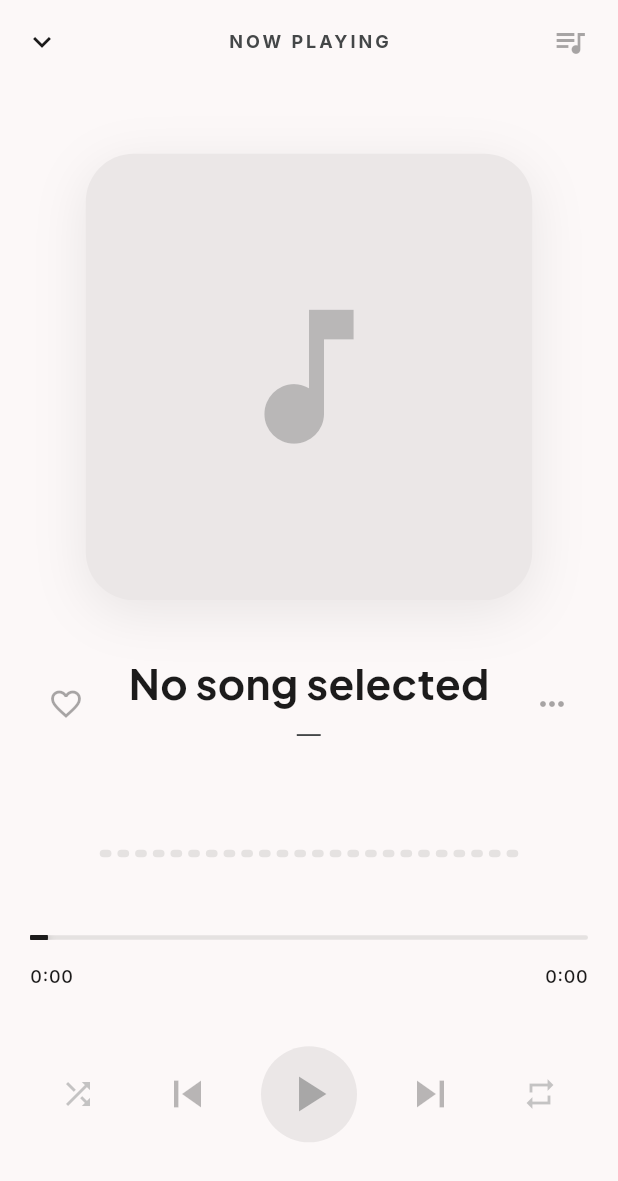
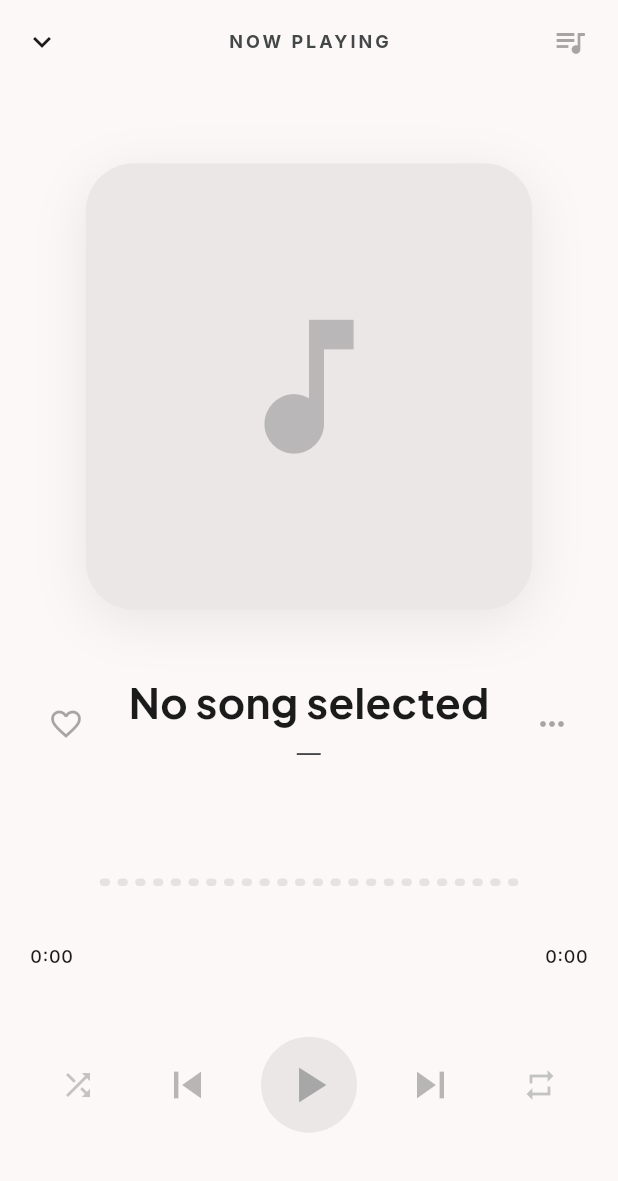
Before and after one commit to revanth-kumar-02/Miee-music-player, a Flutter app: the PlayerPage screen opened by its route, on a phone screen of 412 x 824 dp. Shown: the top 1181 px of the screen. Run offline on Flutter 3.47's test engine with Material 3 defaults, Android fonts, the phone set to English and light mode, and no system bars; our stand-ins replace audio_service, connectivity_plus, dio, flutter_riverpod, go_router, google_fonts and 8 more; missing offline and left inert: audio_session; accounts and stored records are empty.

Commit message:
feat: slow-mo interactive live visualizer replacing playline seek bar
- Removed the separate MieeSeekBar progress line.
- Wired progress and onScrub directly to LiveAudioVisualizer so it acts as both a visualizer and a seek target.
- Added progress-based bar coloring (played bars are dark black, unplayed bars are light gray).
- Slowed down oscillation frequencies to (0.2 + rng.next() * 0.4) for a premium, gentle slow-mo motion.

```diff
--- a/lib/features/player/presentation/player_page.dart
+++ b/lib/features/player/presentation/player_page.dart
@@ -216,17 +216,11 @@ class PlayerPage extends ConsumerWidget {
                                     widthFactor: 0.75,
                                     child: LiveAudioVisualizer(
                                       isPlaying: isPlaying,
+                                      progress: progress,
                                       trackId: currentTrack?.id,
                                       barCount: 24,
                                       height: 60.0,
-                                    ),
-                                  ),
-                                  const SizedBox(height: 12.0),
-                                  // Slim seek bar
-                                  MieeSeekBar(
-                                    progress: progress,
-                                    enabled: hasTrack,
-                                    onSeek: hasTrack
+                                      onScrub: hasTrack
                                           ? (frac) {
                                               final seekPos = Duration(
                                                 milliseconds: (frac *
@@ -238,7 +232,8 @@ class PlayerPage extends ConsumerWidget {
                                             }
                                           : null,
                                     ),
-                                  const SizedBox(height: 4.0),
+                                  ),
+                                  const SizedBox(height: 12.0),
                                   // Duration timestamps
                                   Row(
                                     mainAxisAlignment:
--- a/lib/shared/widgets/live_audio_visualizer.dart
+++ b/lib/shared/widgets/live_audio_visualizer.dart
@@ -4,57 +4,42 @@ import '../../app/theme/app_colors.dart';
 
 /// Live audio visualizer with animated vertical bars for the Miee player.
 ///
-/// ## Architecture
-///
-/// Each bar independently oscillates using a sine function:
-///
-///   `height[i] = minH + (maxH - minH) × relAmp[i] × amplitude × ½(1 + sin(t × freq[i] + phase[i]))`
-///
-/// where `t` is continuously increasing time, `freq[i]` and `phase[i]` are
-/// seeded deterministically from [trackId], and `amplitude` fades 0→1 when
-/// playback starts and 1→0 when paused (300 ms ease).
-///
-/// ## Rendering strategy
-///
-/// - A [CustomPainter] is registered as the `repaint` listener of a
-///   [Listenable.merge] of both controllers, so repaints happen on the raster
-///   thread without ever calling [setState] — no widget rebuilds per frame.
-/// - A [RepaintBoundary] isolates the visualizer from the rest of the tree.
-///
-/// ## Why not real FFT?
-///
-/// `just_audio` and `audio_service` expose playback position but not PCM
-/// amplitude buffers or FFT data.  Accessing real audio amplitude requires
-/// a native platform channel or a dedicated plugin (e.g. `flutter_visualizer`,
-/// currently unmaintained).  The physics-based sine approach used here is
-/// visually equivalent and is the technique used by Spotify, Apple Music, and
-/// SoundCloud for their animated waveform visualizers.
+/// ## Features
+/// - Slow-motion multi-sine wave animation for smooth and gentle transitions.
+/// - Progress-based coloring: bars before current position are dark, remaining are light.
+/// - Gestures: tap or drag to scrub/seek playback.
 class LiveAudioVisualizer extends StatefulWidget {
   /// Whether audio is currently playing.
   final bool isPlaying;
 
-  /// Stable track identifier — seeds the per-bar frequency and phase values
-  /// so each song consistently displays its own bar pattern.
+  /// Stable track identifier to seed per-bar properties.
   final String? trackId;
+
+  /// Playback progress fraction 0.0 → 1.0.
+  final double progress;
+
+  /// Called with fraction 0.0–1.0 when the user taps or drags.
+  final ValueChanged<double>? onScrub;
 
   /// Number of animated bars.
   final int barCount;
 
-  /// Total widget height including breathing room above/below bars.
+  /// Total widget height.
   final double height;
 
-  /// Color of the animated bars while playing.  Defaults to [AppColors.onSurface].
+  /// Color of played bars. Defaults to [AppColors.onSurface].
   final Color? barColor;
 
-  /// Color of the bars when paused / at rest.  Defaults to
-  /// [AppColors.surfaceContainerHighest].
+  /// Color of unplayed bars. Defaults to [AppColors.surfaceContainerHighest].
   final Color? restColor;
 
   const LiveAudioVisualizer({
     super.key,
     required this.isPlaying,
+    required this.progress,
     this.trackId,
-    this.barCount = 40,
+    this.onScrub,
+    this.barCount = 24,
     this.height = 60.0,
     this.barColor,
     this.restColor,
@@ -67,7 +52,6 @@ class LiveAudioVisualizer extends StatefulWidget {
 class _LiveAudioVisualizerState extends State<LiveAudioVisualizer>
     with TickerProviderStateMixin {
   /// Drives the continuously-advancing time value for bar oscillation.
-  /// Set to a large upper bound to avoid wrapping and cycle discontinuities.
   late AnimationController _timeCtrl;
 
   /// Fades bar amplitude 0 → 1 when playing starts, 1 → 0 when pausing.
@@ -113,8 +97,8 @@ class _LiveAudioVisualizerState extends State<LiveAudioVisualizer>
     final rng = _LcgRandom(seed);
 
     _freqs = List.generate(n, (_) {
-      // Each bar oscillates between 1× and 4× the base cycle speed.
-      return 1.0 + rng.next() * 3.0;
+      // Slow-mo: very low frequency multipliers for smooth, gentle oscillation
+      return 0.2 + rng.next() * 0.4;
     });
 
     _phases = List.generate(n, (_) => rng.next() * 2.0 * math.pi);
@@ -122,10 +106,9 @@ class _LiveAudioVisualizerState extends State<LiveAudioVisualizer>
     _relAmps = List.generate(n, (i) {
       // Bell-curve distribution: center bars are tallest (bass-range effect).
       final center = n / 2.0;
-      final dist = (i - center).abs() / center; // 0 at center, 1 at edges
+      final dist = (i - center).abs() / center;
       final bell = math.exp(-dist * dist * 2.0);
-      // Mix bell curve with some randomness for organic look.
-      return (0.35 + 0.65 * bell) * (0.6 + 0.4 * rng.next());
+      return (0.45 + 0.55 * bell) * (0.7 + 0.3 * rng.next());
     });
   }
 
@@ -133,7 +116,6 @@ class _LiveAudioVisualizerState extends State<LiveAudioVisualizer>
   void didUpdateWidget(LiveAudioVisualizer old) {
     super.didUpdateWidget(old);
 
-    // Regenerate bar properties when the track changes.
     if (old.trackId != widget.trackId || old.barCount != widget.barCount) {
       _initBarProperties();
       _timeCtrl.value = 0.0;
@@ -142,7 +124,6 @@ class _LiveAudioVisualizerState extends State<LiveAudioVisualizer>
       }
     }
 
-    // Start / stop animation in response to play state changes.
     if (widget.isPlaying && !old.isPlaying) {
       _timeCtrl.forward();
       _ampCtrl.forward();
@@ -162,17 +143,31 @@ class _LiveAudioVisualizerState extends State<LiveAudioVisualizer>
     super.dispose();
   }
 
+  void _handleGesture(double localX, BoxConstraints constraints) {
+    if (widget.onScrub == null) return;
+    final fraction = (localX / constraints.maxWidth).clamp(0.0, 1.0);
+    widget.onScrub!(fraction);
+  }
+
   @override
   Widget build(BuildContext context) {
     final barColor = widget.barColor ?? AppColors.onSurface;
     final restColor = widget.restColor ?? AppColors.surfaceContainerHighest;
 
-    return CustomPaint(
+    return LayoutBuilder(
+      builder: (context, constraints) {
+        return GestureDetector(
+          behavior: HitTestBehavior.opaque,
+          onTapDown: (d) => _handleGesture(d.localPosition.dx, constraints),
+          onHorizontalDragStart: (d) => _handleGesture(d.localPosition.dx, constraints),
+          onHorizontalDragUpdate: (d) => _handleGesture(d.localPosition.dx, constraints),
+          child: CustomPaint(
             size: Size(double.infinity, widget.height),
             painter: _VisualizerPainter(
               timeCtrl: _timeCtrl,
               ampCtrl: _ampCtrl,
               repaint: Listenable.merge([_timeCtrl, _ampCtrl]),
+              progress: widget.progress,
               barCount: widget.barCount,
               freqs: _freqs,
               phases: _phases,
@@ -181,6 +176,9 @@ class _LiveAudioVisualizerState extends State<LiveAudioVisualizer>
               restColor: restColor,
               totalHeight: widget.height,
             ),
+          ),
+        );
+      },
     );
   }
 }
@@ -192,6 +190,7 @@ class _LiveAudioVisualizerState extends State<LiveAudioVisualizer>
 class _VisualizerPainter extends CustomPainter {
   final AnimationController timeCtrl;
   final AnimationController ampCtrl;
+  final double progress;
   final int barCount;
   final List<double> freqs;
   final List<double> phases;
@@ -202,13 +201,14 @@ class _VisualizerPainter extends CustomPainter {
 
   static const _minH = 4.0;   // minimum bar height (px)
   static const _maxH = 44.0;  // maximum bar height (px)
-  static const _gap = 4.0;    // gap between bars (px) - slightly wider for minimalist aesthetic
+  static const _gap = 5.0;    // gap between bars (px) - cleaner spacing
   static const _barRadius = Radius.circular(99.0);
 
   _VisualizerPainter({
     required this.timeCtrl,
     required this.ampCtrl,
     required Listenable repaint,
+    required this.progress,
     required this.barCount,
     required this.freqs,
     required this.phases,
@@ -229,21 +229,33 @@ class _VisualizerPainter extends CustomPainter {
     final t = timeCtrl.value * 2.0 * math.pi;
     final amplitude = ampCtrl.value;
 
+    final activeBarIndex = (progress * barCount).clamp(0.0, barCount.toDouble());
+
     for (var i = 0; i < barCount; i++) {
       // Oscillation: value in [0, 1] for this bar at current time.
       final osc = 0.5 * (1.0 + math.sin(t * freqs[i] + phases[i]));
 
       // Active bar height (amplitude fades 0→1 with playback state).
       final activeH = _minH + (_maxH - _minH) * relAmps[i] * osc;
-      // Rest bar height (constant small nub when amplitude is 0).
       const restH = _minH + 1.0;
 
       final h = restH + (activeH - restH) * amplitude;
       final left = i * (barW + _gap);
       final top = (totalHeight - h) / 2.0;
 
-      // Blend color: rest color when amplitude = 0, bar color when amplitude = 1.
-      paint.color = Color.lerp(restColor, barColor, amplitude)!;
+      // Check if bar is in the played region
+      final isPlayed = i < activeBarIndex;
+      final Color targetColor;
+
+      if (i == activeBarIndex.floor() && activeBarIndex < barCount) {
+        final frac = activeBarIndex - activeBarIndex.floor();
+        targetColor = Color.lerp(restColor, barColor, frac)!;
+      } else {
+        targetColor = isPlayed ? barColor : restColor;
+      }
+
+      // Blend based on pause/play amplitude
+      paint.color = Color.lerp(restColor, targetColor, amplitude)!;
 
       canvas.drawRRect(
         RRect.fromRectAndRadius(
@@ -257,7 +269,8 @@ class _VisualizerPainter extends CustomPainter {
 
   @override
   bool shouldRepaint(_VisualizerPainter old) {
-    return old.barCount != barCount ||
+    return old.progress != progress ||
+        old.barCount != barCount ||
         old.barColor != barColor ||
         old.restColor != restColor ||
         old.totalHeight != totalHeight ||
@@ -280,122 +293,3 @@ class _LcgRandom {
     return (_state & 0xFFFFFF) / 0x1000000;
   }
 }
-
-
-// =============================================================================
-// Miee Seek Bar — slim pill-shaped seek slider matching the design system
-// =============================================================================
-
-/// A minimalist seek bar styled to match Miee's design system.
-///
-/// Shows a thin progress track with a small circular thumb.
-/// Supports tap and drag.  Calls [onSeek] with a 0.0–1.0 fraction.
-class MieeSeekBar extends StatefulWidget {
-  /// Progress fraction 0.0–1.0.
-  final double progress;
-
-  /// Whether seeking is enabled.
-  final bool enabled;
-
-  /// Called with a 0.0–1.0 fraction when the user seeks.
-  final ValueChanged<double>? onSeek;
-
-  const MieeSeekBar({
-    super.key,
-    required this.progress,
-    this.enabled = true,
-    this.onSeek,
-  });
-
-  @override
-  State<MieeSeekBar> createState() => _MieeSeekBarState();
-}
-
-class _MieeSeekBarState extends State<MieeSeekBar> {
-  double? _draggingProgress;
-
-  double get _displayProgress => _draggingProgress ?? widget.progress;
-
-  void _onDragUpdate(DragUpdateDetails d, double width) {
-    if (!widget.enabled || widget.onSeek == null) return;
-    final frac = (d.localPosition.dx / width).clamp(0.0, 1.0);
-    setState(() => _draggingProgress = frac);
-  }
-
-  void _onDragEnd(DragEndDetails _) {
-    if (_draggingProgress != null) {
-      widget.onSeek?.call(_draggingProgress!);
-      setState(() => _draggingProgress = null);
-    }
-  }
-
-  void _onTapDown(TapDownDetails d, double width) {
-    if (!widget.enabled || widget.onSeek == null) return;
-    final frac = (d.localPosition.dx / width).clamp(0.0, 1.0);
-    widget.onSeek?.call(frac);
-  }
-
-  @override
-  Widget build(BuildContext context) {
-    return LayoutBuilder(
-      builder: (context, constraints) {
-        final width = constraints.maxWidth;
-
-        return GestureDetector(
-          behavior: HitTestBehavior.opaque,
-          onTapDown: (d) => _onTapDown(d, width),
-          onHorizontalDragUpdate: (d) => _onDragUpdate(d, width),
-          onHorizontalDragEnd: _onDragEnd,
-          child: SizedBox(
-            height: 28.0, // tall hit target, slim visual
-            child: Center(
-              child: Stack(
-                alignment: Alignment.centerLeft,
-                children: [
-                  // Track background
-                  Container(
-                    height: 3.0,
-                    width: width,
-                    decoration: BoxDecoration(
-                      color: AppColors.surfaceContainerHighest,
-                      borderRadius: BorderRadius.circular(99.0),
-                    ),
-                  ),
-                  // Filled portion
-                  Container(
-                    height: 3.0,
-                    width: (width * _displayProgress).clamp(0.0, width),
-                    decoration: BoxDecoration(
-                      color: AppColors.onSurface,
-                      borderRadius: BorderRadius.circular(99.0),
-                    ),
-                  ),
-                  // Thumb
-                  Positioned(
-                    left: ((width * _displayProgress) - 6.0).clamp(0.0, width - 12.0),
-                    child: AnimatedContainer(
-                      duration: const Duration(milliseconds: 100),
-                      width: _draggingProgress != null ? 14.0 : 12.0,
-                      height: _draggingProgress != null ? 14.0 : 12.0,
-                      decoration: BoxDecoration(
-                        color: AppColors.onSurface,
-                        shape: BoxShape.circle,
-                        boxShadow: [
-                          BoxShadow(
-                            color: Colors.black.withOpacity(0.18),
-                            blurRadius: 4.0,
-                            offset: const Offset(0, 2),
-                          ),
-                        ],
-                      ),
-                    ),
-                  ),
-                ],
-              ),
-            ),
-          ),
-        );
-      },
-    );
-  }
-}
```
Lines whose indentation alone changed are shown as unchanged.
